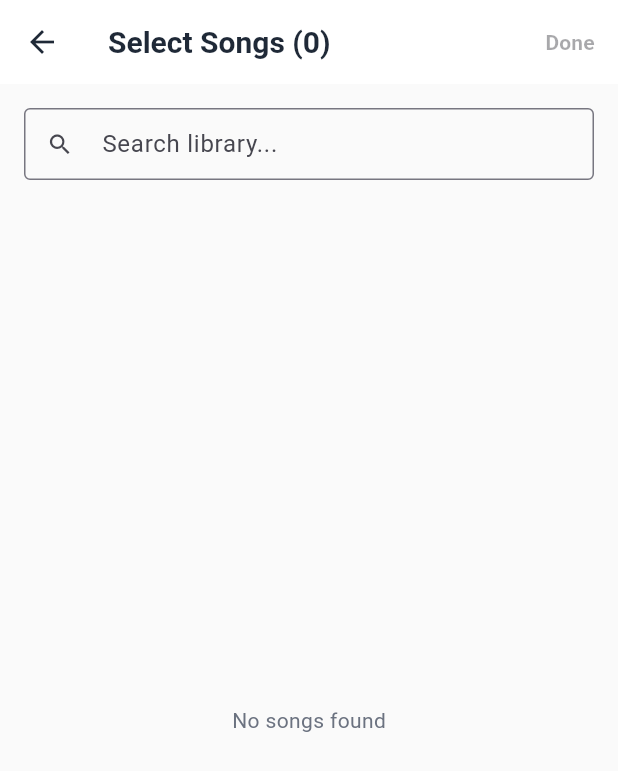
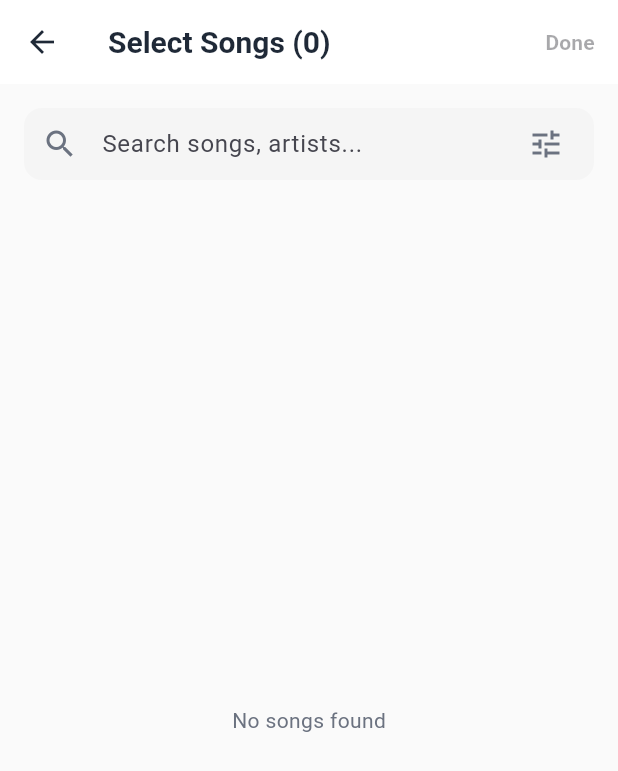
Before and after one commit to dvan2/WorshipLamal, a Flutter app: the SongPickerScreen screen opened by its route, on a phone screen of 412 x 824 dp. Shown: the top 771 px of the screen. Run offline on Flutter 3.47's test engine with Material 3 defaults, Android fonts, the phone set to English and light mode, and no system bars; our stand-ins replace flutter_riverpod, go_router, shared_preferences, supabase_flutter; accounts and stored records are empty; network calls fail.

Commit message:
picker screen can filter

```diff
--- a/lib/features/setlists/presentation/screens/setlist_details/song_picker_screen.dart
+++ b/lib/features/setlists/presentation/screens/setlist_details/song_picker_screen.dart
@@ -6,6 +6,7 @@ import 'package:worship_lamal/core/utils/key_transposer.dart';
 import 'package:worship_lamal/features/profile/presentation/providers/preferences_provider.dart';
 import 'package:worship_lamal/features/songs/presentation/providers/song_filter_provider.dart';
 import 'package:worship_lamal/features/songs/data/models/song_model.dart';
+import 'package:worship_lamal/features/songs/presentation/screens/songs_tab.dart';
 
 class SongPickerScreen extends ConsumerStatefulWidget {
   const SongPickerScreen({super.key});
@@ -21,14 +22,15 @@ class _SongPickerScreenState extends ConsumerState<SongPickerScreen> {
   @override
   void initState() {
     super.initState();
-    // Clear any previous search queries so the list is full
-    // We delay this to avoid "cannot modify provider during build" errors
-    Future.microtask(() => ref.read(searchQueryProvider.notifier).clear());
+    Future.microtask(
+      () => ref.read(pickerSearchQueryProvider.notifier).clear(),
+    );
+    Future.microtask(() => ref.read(pickerFilterProvider.notifier).resetAll());
   }
 
   @override
   Widget build(BuildContext context) {
-    final songsAsync = ref.watch(filteredSongsProvider);
+    final songsAsync = ref.watch(pickerFilteredSongsProvider);
 
     final prefs = ref.watch(preferencesProvider);
     final isFemaleMode = prefs.vocalMode == VocalMode.female;
@@ -56,15 +58,9 @@ class _SongPickerScreenState extends ConsumerState<SongPickerScreen> {
           // Search Bar
           Padding(
             padding: const EdgeInsets.all(16.0),
-            child: TextField(
-              onChanged: (val) =>
-                  ref.read(searchQueryProvider.notifier).setQuery(val),
-              decoration: const InputDecoration(
-                hintText: 'Search library...',
-                prefixIcon: Icon(Icons.search),
-                border: OutlineInputBorder(),
-                isDense: true,
-              ),
+            child: SongSearchField(
+              searchProvider: pickerSearchQueryProvider,
+              filterProvider: pickerFilterProvider,
             ),
           ),
           // List
```
Also changed, not shown: lib/features/songs/presentation/widgets/song_filter_bottom_sheet.dart (+26 -2 lines).
